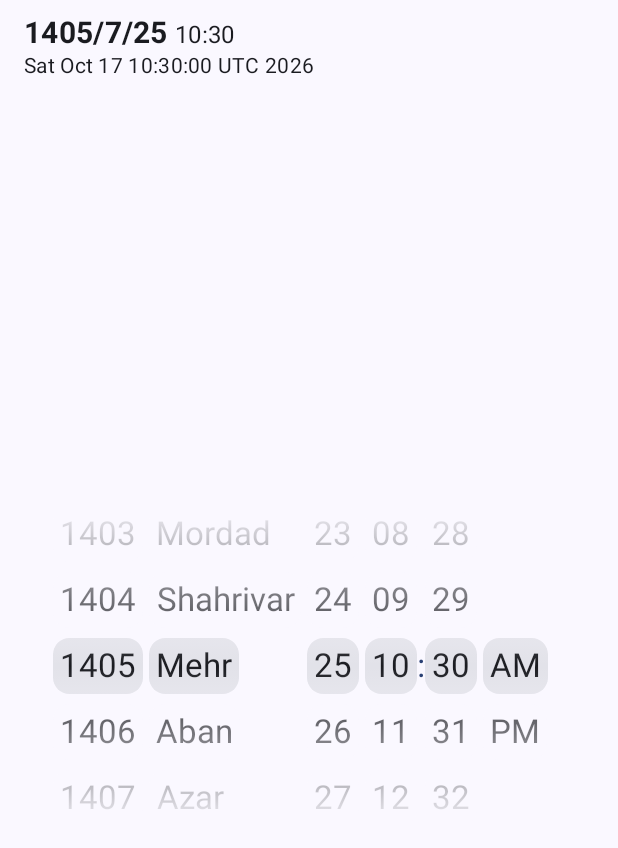
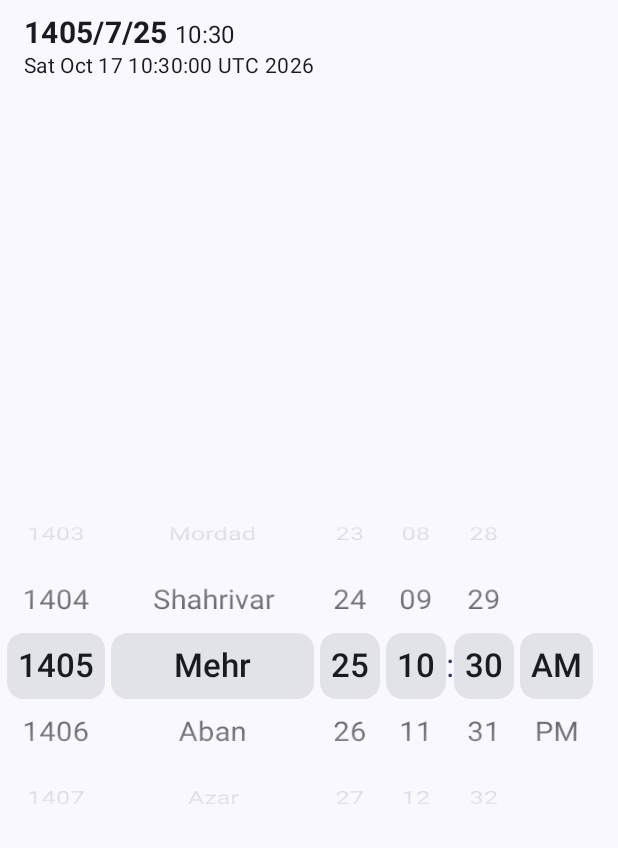
Before and after one commit to sham-h93/persian-dtpicker, an Android app built with Jetpack Compose: the WheelDatePicker screen opened through its navigation route, on a phone screen of 412 x 824 dp. Shown: the top 848 px of the screen. Run offline under Robolectric (Android 15) with nearby library versions, the phone set to English and light mode, and no system bars.

Commit message:
Redesign wheel picker
Snap to the center row with a snap fling behavior, draw one fixed
selection band per column, tilt, scale and fade rows by distance from
the center, mask the edges to transparent instead of painting over
them, and tick haptically as rows pass. Columns size to their widest
option. Default band color is now surfaceContainerHigh so it is visible.

Co-Authored-By: Claude Opus 5.5 <noreply@anthropic.com>

```diff
--- a/lib/src/main/java/com/hshamkhani/persiandtpicker/components/WheelPicker.kt
+++ b/lib/src/main/java/com/hshamkhani/persiandtpicker/components/WheelPicker.kt
@@ -1,44 +1,55 @@
 package com.hshamkhani.persiandtpicker.components
 
-import androidx.compose.animation.animateContentSize
-import androidx.compose.foundation.Canvas
 import androidx.compose.foundation.background
 import androidx.compose.foundation.clickable
-import androidx.compose.foundation.layout.Arrangement
+import androidx.compose.foundation.gestures.snapping.SnapPosition
+import androidx.compose.foundation.gestures.snapping.rememberSnapFlingBehavior
+import androidx.compose.foundation.interaction.MutableInteractionSource
 import androidx.compose.foundation.layout.Box
-import androidx.compose.foundation.layout.defaultMinSize
+import androidx.compose.foundation.layout.PaddingValues
 import androidx.compose.foundation.layout.fillMaxHeight
+import androidx.compose.foundation.layout.fillMaxWidth
 import androidx.compose.foundation.layout.height
-import androidx.compose.foundation.layout.padding
+import androidx.compose.foundation.layout.width
 import androidx.compose.foundation.layout.wrapContentSize
 import androidx.compose.foundation.lazy.LazyColumn
+import androidx.compose.foundation.lazy.LazyListState
 import androidx.compose.foundation.lazy.rememberLazyListState
 import androidx.compose.foundation.shape.RoundedCornerShape
 import androidx.compose.material3.MaterialTheme
 import androidx.compose.material3.Text
 import androidx.compose.runtime.Composable
 import androidx.compose.runtime.LaunchedEffect
+import androidx.compose.runtime.derivedStateOf
 import androidx.compose.runtime.getValue
-import androidx.compose.runtime.mutableIntStateOf
 import androidx.compose.runtime.remember
 import androidx.compose.runtime.rememberCoroutineScope
-import androidx.compose.runtime.setValue
+import androidx.compose.runtime.rememberUpdatedState
 import androidx.compose.runtime.snapshotFlow
 import androidx.compose.ui.Alignment
 import androidx.compose.ui.Modifier
-import androidx.compose.ui.draw.clip
+import androidx.compose.ui.draw.drawWithContent
+import androidx.compose.ui.graphics.BlendMode
 import androidx.compose.ui.graphics.Brush
 import androidx.compose.ui.graphics.Color
-import androidx.compose.ui.hapticfeedback.HapticFeedback
+import androidx.compose.ui.graphics.CompositingStrategy
+import androidx.compose.ui.graphics.graphicsLayer
 import androidx.compose.ui.hapticfeedback.HapticFeedbackType
 import androidx.compose.ui.platform.LocalDensity
 import androidx.compose.ui.platform.LocalHapticFeedback
 import androidx.compose.ui.text.TextStyle
 import androidx.compose.ui.text.font.FontFamily
+import androidx.compose.ui.text.font.FontWeight
+import androidx.compose.ui.text.rememberTextMeasurer
 import androidx.compose.ui.text.style.TextAlign
-import androidx.compose.ui.unit.Dp
-import androidx.compose.ui.unit.dp
+import kotlinx.coroutines.flow.distinctUntilChanged
+import kotlinx.coroutines.flow.drop
+import kotlinx.coroutines.flow.filter
 import kotlinx.coroutines.launch
+import kotlin.math.abs
+
+/** Number of rows shown above and below the selected row. */
+private const val VISIBLE_ROWS_PER_SIDE = 2
 
 @Composable
 internal fun WheelPicker(
@@ -49,96 +60,157 @@ internal fun WheelPicker(
     textColor: Color = MaterialTheme.colorScheme.onSurface,
     selectedTextColor: Color = MaterialTheme.colorScheme.primary,
     backGroundColor: Color = MaterialTheme.colorScheme.background,
-    selectedItemBackgroundColor: Color = MaterialTheme.colorScheme.surfaceContainerLowest,
+    selectedItemBackgroundColor: Color = MaterialTheme.colorScheme.surfaceContainerHigh,
     fontFamily: FontFamily = FontFamily.Default,
     onValueSelected: (index: Int, value: String) -> Unit,
 ) {
-
     val haptic = LocalHapticFeedback.current
     val scope = rememberCoroutineScope()
-    var selectedIndex by remember { mutableIntStateOf(initialValueIndex) }
-    val denisty = LocalDensity.current
-    val itemSize = with(denisty) { (textStyle.fontSize * 2).toDp() }
+    val density = LocalDensity.current
+    val currentOptions by rememberUpdatedState(options)
+    val currentOnValueSelected by rememberUpdatedState(onValueSelected)
+
+    val itemHeight = with(density) { (textStyle.fontSize * 2).toDp() }
+    val itemHeightPx = with(density) { itemHeight.toPx() }
+    val horizontalPadding = itemHeight / 6
+
+    // Give every row the width of the widest option so the selection band stays put.
+    val textMeasurer = rememberTextMeasurer()
+    val columnWidth = remember(options, textStyle, fontFamily) {
+        val widest = options.maxOfOrNull { option ->
+            textMeasurer.measure(
+                text = option,
+                style = textStyle.copy(fontFamily = fontFamily, fontWeight = FontWeight.SemiBold),
+            ).size.width
+        } ?: 0
+        with(density) { widest.toDp() } + horizontalPadding * 2
+    }
+
     val lazyListState = rememberLazyListState(
-        initialFirstVisibleItemIndex = initialValueIndex
+        initialFirstVisibleItemIndex = initialValueIndex.coerceIn(0, (options.size - 1).coerceAtLeast(0))
     )
+    val flingBehavior = rememberSnapFlingBehavior(lazyListState, SnapPosition.Center)
+    val centerIndex by remember(lazyListState) {
+        derivedStateOf { lazyListState.centeredItemIndex() }
+    }
 
+    // A light tick for every row that crosses the selection band.
+    LaunchedEffect(lazyListState) {
+        snapshotFlow { centerIndex }
+            .distinctUntilChanged()
+            .drop(1)
+            .collect { haptic.performHapticFeedback(HapticFeedbackType.SegmentFrequentTick) }
+    }
+
+    // Report the value once the wheel has settled.
     LaunchedEffect(lazyListState) {
         snapshotFlow { lazyListState.isScrollInProgress }
-            .collect { isScrolling ->
-                haptic.performHapticFeedback(
-                    hapticFeedbackType = HapticFeedbackType.Confirm
-                )
-                if (!isScrolling) {
-                    val index = lazyListState.firstVisibleItemIndex
-                    val middleIndex = index
-                    lazyListState.animateScrollToItem(middleIndex)
-                    selectedIndex = middleIndex
-                    onValueSelected(selectedIndex, options[index])
-                }
+            .filter { isScrolling -> !isScrolling }
+            .collect {
+                val index = centerIndex.coerceIn(0, currentOptions.lastIndex)
+                if (index >= 0) currentOnValueSelected(index, currentOptions[index])
             }
     }
 
+    // When the list shrinks (e.g. switching to a shorter month) bring the selection back in range.
+    LaunchedEffect(options.size) {
+        if (options.isNotEmpty() && centerIndex > options.lastIndex) {
+            lazyListState.animateScrollToItem(options.lastIndex)
+        }
+    }
+
     Box(
-        modifier = modifier.height((itemSize * 5)),
+        modifier = modifier
+            .width(columnWidth)
+            .height(itemHeight * (VISIBLE_ROWS_PER_SIDE * 2 + 1))
+            .background(backGroundColor),
+        contentAlignment = Alignment.Center,
     ) {
+        // Fixed selection band behind the centered row.
+        Box(
+            modifier = Modifier
+                .fillMaxWidth()
+                .height(itemHeight)
+                .background(
+                    color = selectedItemBackgroundColor,
+                    shape = RoundedCornerShape(itemHeight / 4),
+                )
+        )
+
         LazyColumn(
             modifier = Modifier
                 .fillMaxHeight()
-                .animateContentSize(),
+                .fillMaxWidth()
+                .fadingEdges(),
             state = lazyListState,
-            verticalArrangement = Arrangement.Center,
+            flingBehavior = flingBehavior,
+            contentPadding = PaddingValues(vertical = itemHeight * VISIBLE_ROWS_PER_SIDE),
+            horizontalAlignment = Alignment.CenterHorizontally,
         ) {
-            item { FillerItem(modifier = Modifier.height(itemSize)) }
-            item { FillerItem(modifier = Modifier.height(itemSize)) }
-            items(count = options.size, key = { index -> index }) { item ->
+            items(count = options.size, key = { index -> index }) { index ->
+                val isSelected = index == centerIndex
                 Text(
                     modifier = Modifier
-                        .height(itemSize)
-                        .wrapContentSize(align = Alignment.Center)
-                        .clip(RoundedCornerShape(itemSize / 4))
-                        .background(
-                            if (item == selectedIndex) {
-                                selectedItemBackgroundColor
-                            } else {
-                                backGroundColor
-                            }
-                        )
-                        .clickable { scope.launch { lazyListState.animateScrollToItem(item) } }
-                        .padding(itemSize / 10),
-                    text = options[item],
+                        .fillMaxWidth()
+                        .height(itemHeight)
+                        .graphicsLayer {
+                            // Distance from the center row in rows, negative when above it.
+                            val offset = lazyListState.distanceFromCenter(index, itemHeightPx)
+                            val distance = abs(offset).coerceAtMost(VISIBLE_ROWS_PER_SIDE + 1f)
+                            val scale = 1f - 0.12f * distance
+                            scaleX = scale
+                            scaleY = scale
+                            alpha = (1f - 0.3f * distance).coerceAtLeast(0.2f)
+                            rotationX = (-offset * 22f).coerceIn(-70f, 70f)
+                            cameraDistance = 12f * this.density
+                        }
+                        .clickable(
+                            interactionSource = remember { MutableInteractionSource() },
+                            indication = null,
+                        ) { scope.launch { lazyListState.animateScrollToItem(index) } }
+                        .wrapContentSize(align = Alignment.Center),
+                    text = options[index],
                     style = textStyle,
+                    fontFamily = fontFamily,
+                    fontWeight = if (isSelected) FontWeight.SemiBold else FontWeight.Normal,
                     textAlign = TextAlign.Center,
-                    fontFamily = fontFamily,
-                    color = if (item == selectedIndex) {
-                        selectedTextColor
-                    } else {
-                        textColor
-                    }
+                    maxLines = 1,
+                    color = if (isSelected) selectedTextColor else textColor,
                 )
             }
-            item { FillerItem(modifier = Modifier.height(itemSize)) }
-            item { FillerItem(modifier = Modifier.height(itemSize)) }
-        }
-        Canvas(
-            modifier = Modifier
-                .matchParentSize()
-                .height(itemSize)
-                .align(Alignment.TopStart)
-        ) {
-            drawRect(
-                brush = Brush.verticalGradient(
-                    0f to backGroundColor,
-                    .5f to Color.Unspecified,
-                    1f to backGroundColor,
-                )
-            )
         }
     }
-
 }
 
-@Composable
-private fun FillerItem(modifier: Modifier = Modifier) {
-    Canvas(modifier = modifier) {}
+/** The index of the item whose center is closest to the viewport center. */
+private fun LazyListState.centeredItemIndex(): Int {
+    val info = layoutInfo
+    val viewportCenter = (info.viewportStartOffset + info.viewportEndOffset) / 2
+    return info.visibleItemsInfo
+        .minByOrNull { abs(it.offset + it.size / 2 - viewportCenter) }
+        ?.index ?: firstVisibleItemIndex
 }
+
+/** How many rows [index] is away from the viewport center (fractional while scrolling). */
+private fun LazyListState.distanceFromCenter(index: Int, itemHeightPx: Float): Float {
+    val info = layoutInfo
+    val item = info.visibleItemsInfo.firstOrNull { it.index == index } ?: return 0f
+    val viewportCenter = (info.viewportStartOffset + info.viewportEndOffset) / 2f
+    return (item.offset + item.size / 2f - viewportCenter) / itemHeightPx
+}
+
+/** Fades the top and bottom of the content to transparent, whatever is behind the picker. */
+private fun Modifier.fadingEdges(): Modifier = this
+    .graphicsLayer { compositingStrategy = CompositingStrategy.Offscreen }
+    .drawWithContent {
+        drawContent()
+        drawRect(
+            brush = Brush.verticalGradient(
+                0f to Color.Transparent,
+                0.35f to Color.Black,
+                0.65f to Color.Black,
+                1f to Color.Transparent,
+            ),
+            blendMode = BlendMode.DstIn,
+        )
+    }
--- a/lib/src/main/java/com/hshamkhani/persiandtpicker/picker/PersianDatePicker.kt
+++ b/lib/src/main/java/com/hshamkhani/persiandtpicker/picker/PersianDatePicker.kt
@@ -53,7 +53,7 @@ fun PersianDatePicker(
     textColor: Color = MaterialTheme.colorScheme.onSurface,
     selectedTextColor: Color = MaterialTheme.colorScheme.primary,
     backGroundColor: Color = MaterialTheme.colorScheme.background,
-    selectedItemBackgroundColor: Color = MaterialTheme.colorScheme.surfaceContainerLowest,
+    selectedItemBackgroundColor: Color = MaterialTheme.colorScheme.surfaceContainerHigh,
     onDateSelected: (date: SimpleDate) -> Unit,
 ) {
     val _initialDate by remember { mutableStateOf(initialDate) }
--- a/lib/src/main/java/com/hshamkhani/persiandtpicker/picker/TimePicker.kt
+++ b/lib/src/main/java/com/hshamkhani/persiandtpicker/picker/TimePicker.kt
@@ -55,7 +55,7 @@ fun TimePicker(
     textColor: Color = MaterialTheme.colorScheme.onSurface,
     selectedTextColor: Color = MaterialTheme.colorScheme.primary,
     backGroundColor: Color = MaterialTheme.colorScheme.background,
-    selectedItemBackgroundColor: Color = MaterialTheme.colorScheme.surfaceContainerLowest,
+    selectedItemBackgroundColor: Color = MaterialTheme.colorScheme.surfaceContainerHigh,
     fontFamily: FontFamily = FontFamily.Default,
     onTimeChanged: (SimpleTime) -> Unit,
 ) {
```
